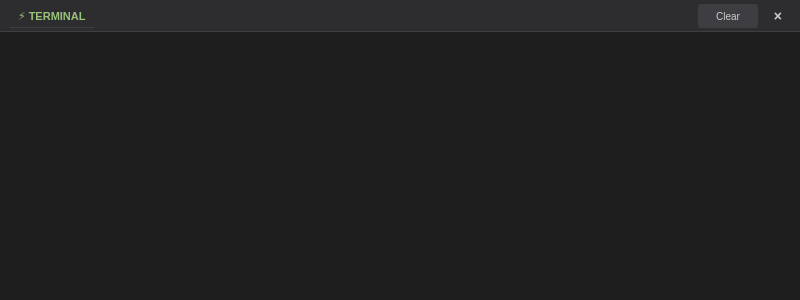
Old version of the form terminal.ui in the repository ToavinaJr/Editerako-App.
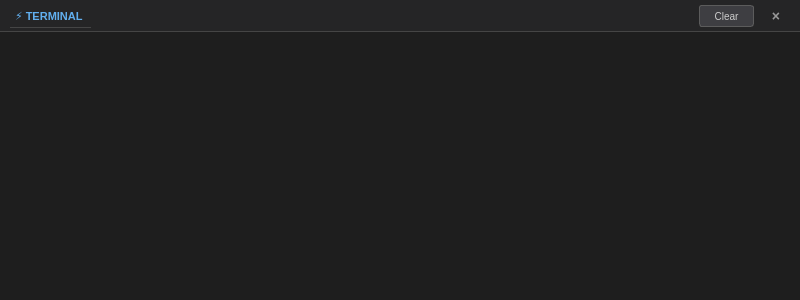
New version of the form. Custom widgets are drawn as their Qt base class.

The edit to the form file:
```diff
--- a/terminal.ui
+++ b/terminal.ui
@@ -93,8 +93,8 @@
      <property name="styleSheet">
       <string notr="true">
        QFrame {
-           background-color: #2d2d30;
-           border-bottom: 1px solid #3e3e42;
+           background-color: #252526;
+           border-bottom: 1px solid #454545;
        }
       </string>
      </property>
@@ -119,9 +119,10 @@
         <property name="styleSheet">
          <string notr="true">
           QLabel {
-              font-weight: bold;
+              font-weight: 600;
               font-size: 11px;
-              color: #98c379;
+              color: #61afef;
+              padding-left: 2px;
           }
          </string>
         </property>
@@ -147,15 +148,40 @@
        <widget class="QPushButton" name="clearButton">
         <property name="minimumSize">
          <size>
-          <width>60</width>
-          <height>24</height>
+          <width>55</width>
+          <height>22</height>
          </size>
         </property>
+        <property name="maximumSize">
+         <size>
+          <width>55</width>
+          <height>22</height>
+         </size>
+        </property>
+        <property name="cursor">
+         <cursorShape>PointingHandCursor</cursorShape>
+        </property>
         <property name="toolTip">
          <string>Clear terminal</string>
         </property>
         <property name="styleSheet">
-         <string notr="true">border: none; padding: 0;</string>
+         <string notr="true">
+          QPushButton {
+              background-color: #3e3e42;
+              border: 1px solid #5c5c5c;
+              border-radius: 3px;
+              color: #cccccc;
+              font-size: 10px;
+              padding: 3px 8px;
+          }
+          QPushButton:hover {
+              background-color: #505050;
+              border-color: #6f6f6f;
+          }
+          QPushButton:pressed {
+              background-color: #2d2d30;
+          }
+         </string>
         </property>
         <property name="text">
          <string>Clear</string>
@@ -166,14 +192,14 @@
        <widget class="QPushButton" name="closeButton">
         <property name="minimumSize">
          <size>
-          <width>24</width>
-          <height>24</height>
+          <width>28</width>
+          <height>22</height>
          </size>
         </property>
         <property name="maximumSize">
          <size>
-          <width>24</width>
-          <height>24</height>
+          <width>28</width>
+          <height>22</height>
          </size>
         </property>
         <property name="toolTip">
@@ -183,10 +209,12 @@
          <string notr="true">
           QPushButton {
               background-color: transparent;
-              border: none;
+              border: 1px solid transparent;
+              border-radius: 3px;
               font-size: 14px;
               font-weight: bold;
               padding: 0;
+              color: #999999;
           }
           QPushButton:hover {
               background-color: #e06c75;
```
Left out of the diff: 12 changed lines with no effect on the pictures.
